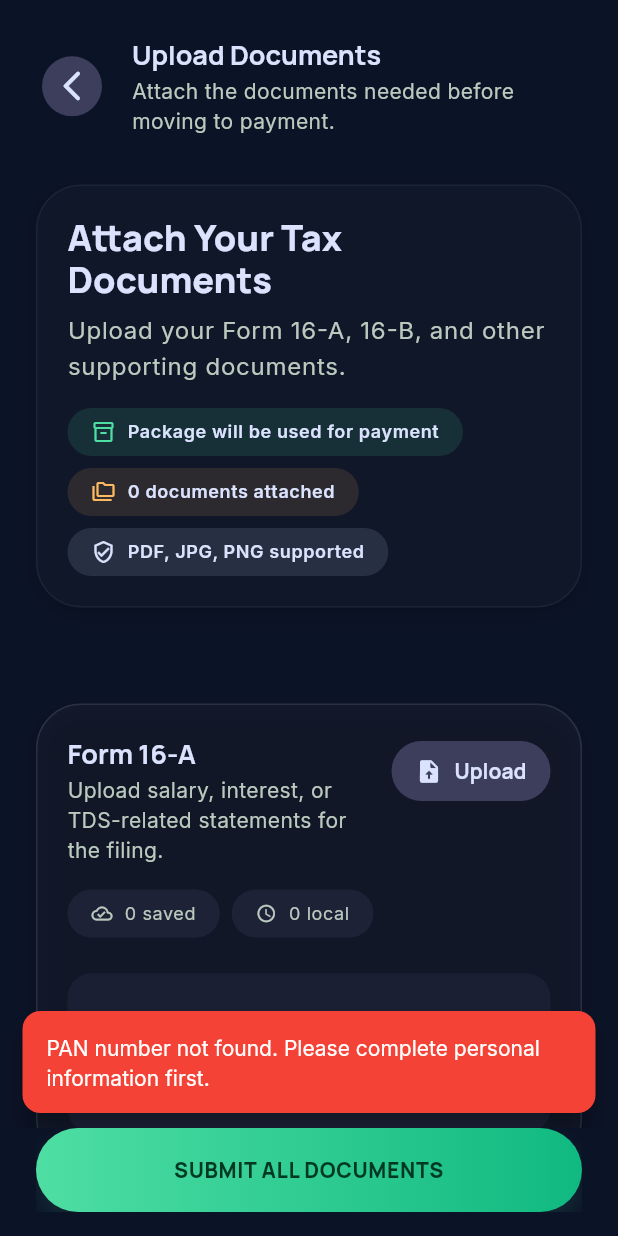
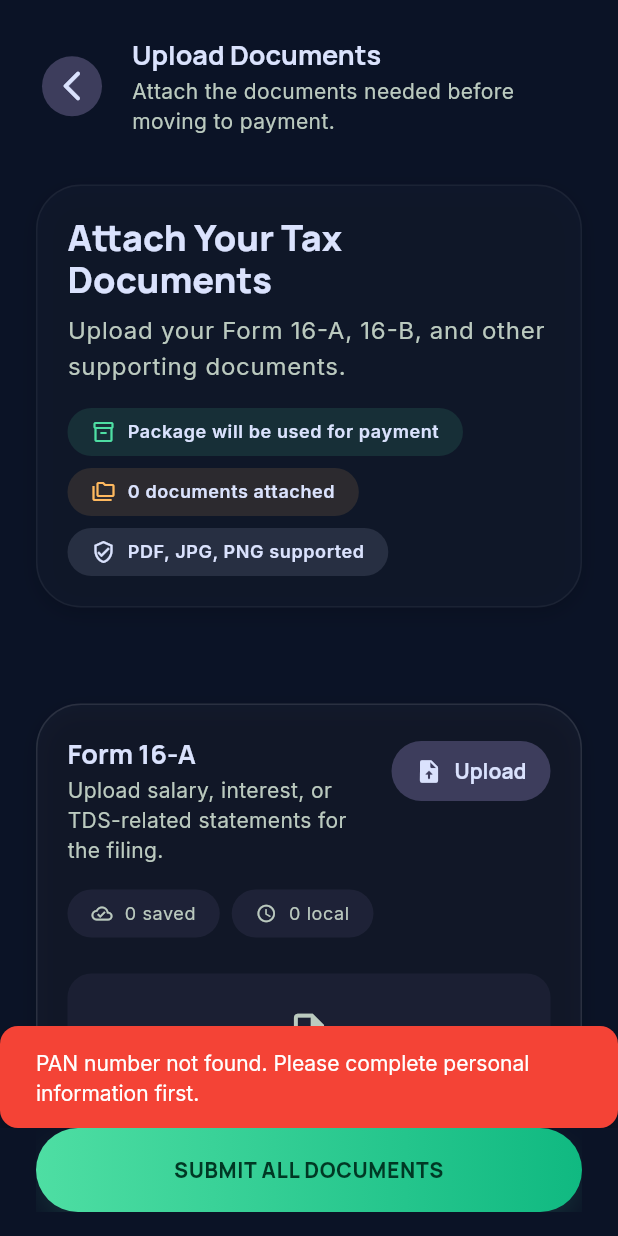
Before and after one commit to himanshuyadav146/itr-platform, a Flutter app: the UploadDocumentsScreen screen opened by its route, on a phone screen of 412 x 824 dp. Run offline on Flutter 3.47's test engine with Material 3 defaults, Android fonts, the phone set to English and light mode, and no system bars; our stand-ins replace connectivity_plus, dartz, equatable, file_picker, firebase_core, firebase_crashlytics and 11 more; missing offline and left inert: flutter_pdfview, razorpay_flutter; accounts and stored records are empty; network calls fail.

```diff
--- a/apps/mobile/tax_client/lib/core/config/theme/app_theme.dart
+++ b/apps/mobile/tax_client/lib/core/config/theme/app_theme.dart
@@ -60,7 +60,7 @@ class AppTheme {
         contentTextStyle: baseTextTheme.bodyMedium?.copyWith(
           color: colorScheme.onPrimary,
         ),
-        behavior: SnackBarBehavior.floating,
+        behavior: SnackBarBehavior.fixed,
         shape: RoundedRectangleBorder(
           borderRadius: BorderRadius.circular(AppSpacing.radiusMd),
         ),
--- a/apps/mobile/tax_client/lib/core/utils/error_handler.dart
+++ b/apps/mobile/tax_client/lib/core/utils/error_handler.dart
@@ -3,24 +3,35 @@ import 'package:tax_client/core/config/strings/app_strings.dart';
 
 class ErrorHandler {
   static void showError(BuildContext context, String message) {
-    ScaffoldMessenger.of(context).showSnackBar(
-      SnackBar(
-        content: Text(message),
-        backgroundColor: Colors.red,
-      ),
-    );
+    _showMessage(context, message: message, backgroundColor: Colors.red);
   }
 
   static void showSuccess(BuildContext context, String message) {
-    ScaffoldMessenger.of(context).showSnackBar(
-      SnackBar(
-        content: Text(message),
-        backgroundColor: Colors.green,
-      ),
-    );
+    _showMessage(context, message: message, backgroundColor: Colors.green);
   }
 
   static void showGenericError(BuildContext context) {
     showError(context, AppStrings.anErrorOccurred);
   }
+
+  /// Uses [SnackBarBehavior.fixed] so messages stay visible above bottom nav.
+  static void _showMessage(
+    BuildContext context, {
+    required String message,
+    required Color backgroundColor,
+  }) {
+    final messenger = ScaffoldMessenger.maybeOf(context);
+    if (messenger == null) {
+      return;
+    }
+
+    messenger.hideCurrentSnackBar();
+    messenger.showSnackBar(
+      SnackBar(
+        content: Text(message),
+        backgroundColor: backgroundColor,
+        behavior: SnackBarBehavior.fixed,
+      ),
+    );
+  }
 }
--- a/apps/mobile/tax_client/lib/features/home/presentation/screens/home_screen.dart
+++ b/apps/mobile/tax_client/lib/features/home/presentation/screens/home_screen.dart
@@ -2,7 +2,6 @@ import 'package:flutter/material.dart';
 import 'package:flutter/services.dart';
 import 'package:flutter_riverpod/flutter_riverpod.dart';
 import 'package:go_router/go_router.dart';
-import 'package:url_launcher/url_launcher.dart';
 import 'package:tax_client/core/common/enums/journey_type.dart';
 import 'package:tax_client/core/common/widgets/bottom_nav_bar.dart';
 import 'package:tax_client/core/common/widgets/core_scaffold.dart';
@@ -16,6 +15,7 @@ import 'package:tax_client/core/constant/api_constants.dart';
 import 'package:tax_client/core/config/app_router.dart';
 import 'package:tax_client/core/network/token_storage.dart';
 import 'package:tax_client/core/utils/error_handler.dart';
+import 'package:tax_client/core/utils/external_link_launcher.dart';
 import 'package:tax_client/features/home/domain/dashboard_mode.dart';
 import 'package:tax_client/features/home/presentation/providers/home_dashboard_provider.dart';
 import 'package:tax_client/features/packages/data/models/package_model.dart';
@@ -157,8 +157,7 @@ class _HomeScreenState extends ConsumerState<HomeScreen> with RouteAware {
   }
 
   Future<void> _openContactUs() async {
-    final uri = Uri.parse(ApiConstants.baseUrl + ApiConstants.itrContactUS);
-    await launchUrl(uri, mode: LaunchMode.externalApplication);
+    await ExternalLinkLauncher.openPage(context, ApiConstants.itrContactUS);
   }
 
   void _openOrders(BuildContext context) {
```
Also changed, not shown: apps/mobile/tax_client/lib/features/auth/presentation/screens/signup_screen.dart (+33 -30 lines), apps/mobile/tax_client/lib/features/more/presentation/screens/more_screen.dart (+19 -29 lines), 1 other file.
